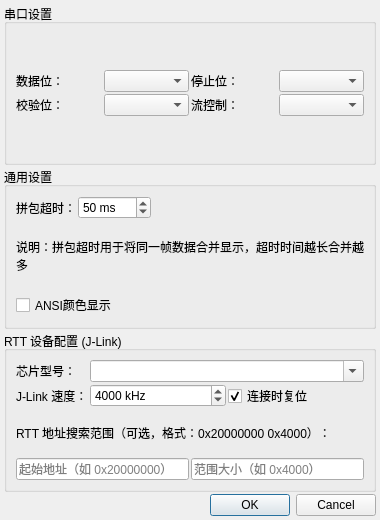
ZIKEER/Z_COM, file ui/serial_settings_dialog.ui: the form before one commit.
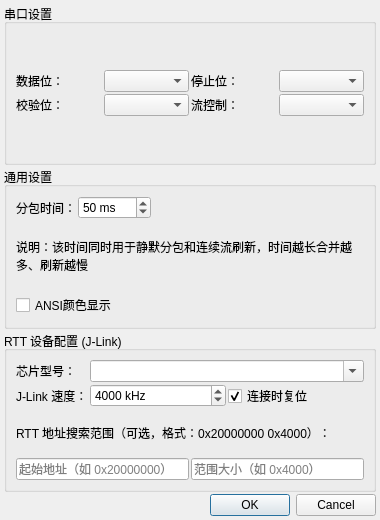
The form after the commit.

Commit message: 修改分包时间相关逻辑,不再发生连续包时不显示的问题

Diff of the .ui file:
```diff
--- a/ui/serial_settings_dialog.ui
+++ b/ui/serial_settings_dialog.ui
@@ -102,7 +102,7 @@
         <item>
          <widget class="QLabel" name="frameTimeoutLabel">
           <property name="text">
-           <string>拼包超时：</string>
+            <string>分包时间：</string>
           </property>
          </widget>
         </item>
@@ -140,7 +140,7 @@
       <item>
        <widget class="QLabel" name="frameTimeoutHint">
         <property name="text">
-         <string>说明：拼包超时用于将同一帧数据合并显示，超时时间越长合并越多</string>
+          <string>说明：该时间同时用于静默分包和连续流刷新，时间越长合并越多、刷新越慢</string>
         </property>
         <property name="wordWrap">
          <bool>true</bool>
```
Lines whose indentation alone changed are shown as unchanged. The commit also changes 11 other files.
